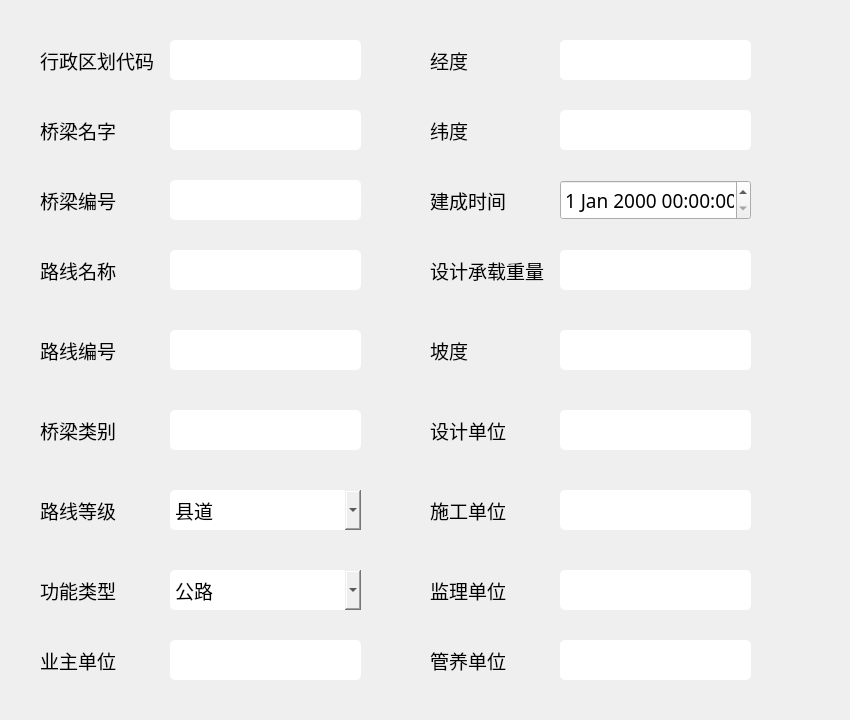
Before: the Qt Designer form BridgeCheckSystem/ADMIDWidget.ui in kmugi/BridgeCheckSystem, drawn with Qt 5.
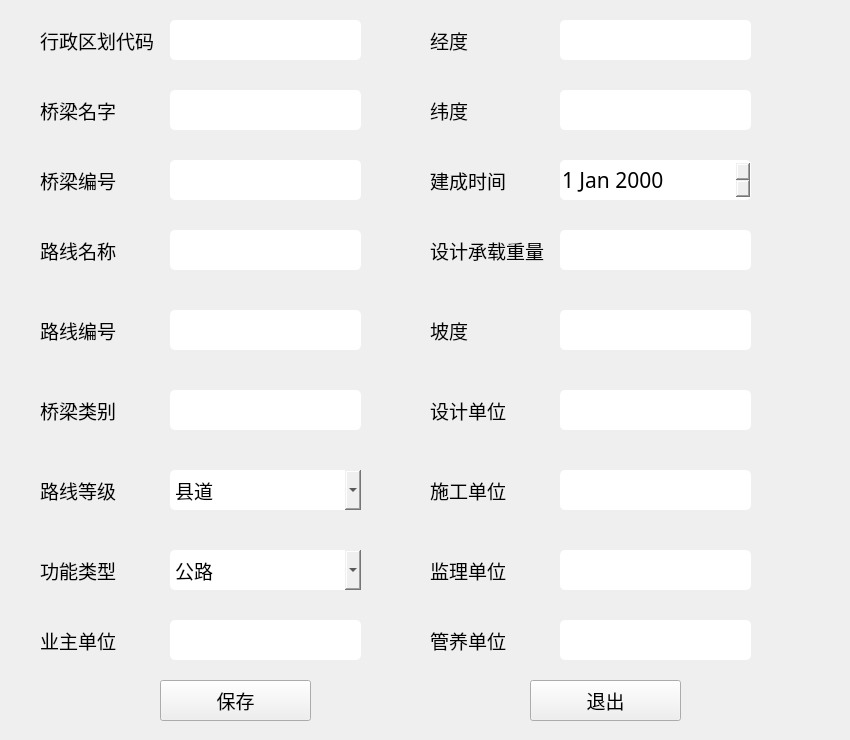
After: the same form once the commit is applied.

Commit message: 添加输入的数据限制及发送信息

Diff of the .ui file:
```diff
--- a/BridgeCheckSystem/ADMIDWidget.ui
+++ b/BridgeCheckSystem/ADMIDWidget.ui
@@ -7,19 +7,19 @@
     <x>0</x>
     <y>0</y>
     <width>850</width>
-    <height>720</height>
+    <height>740</height>
    </rect>
   </property>
   <property name="minimumSize">
    <size>
     <width>850</width>
-    <height>720</height>
+    <height>740</height>
    </size>
   </property>
   <property name="maximumSize">
    <size>
     <width>1100</width>
-    <height>720</height>
+    <height>740</height>
    </size>
   </property>
   <property name="windowTitle">
@@ -32,13 +32,17 @@
 
 QComboBox {
 	border-radius: 5px;
+}
+
+QDateEdit {
+	border-radius: 5px;
 }</string>
   </property>
   <widget class="QLabel" name="label">
    <property name="geometry">
     <rect>
      <x>40</x>
-     <y>40</y>
+     <y>20</y>
      <width>121</width>
      <height>41</height>
     </rect>
@@ -57,7 +61,7 @@
    <property name="geometry">
     <rect>
      <x>170</x>
-     <y>40</y>
+     <y>20</y>
      <width>191</width>
      <height>40</height>
     </rect>
@@ -76,7 +80,7 @@
    <property name="geometry">
     <rect>
      <x>170</x>
-     <y>110</y>
+     <y>90</y>
      <width>191</width>
      <height>40</height>
     </rect>
@@ -95,7 +99,7 @@
    <property name="geometry">
     <rect>
      <x>40</x>
-     <y>110</y>
+     <y>90</y>
      <width>121</width>
      <height>41</height>
     </rect>
@@ -114,7 +118,7 @@
    <property name="geometry">
     <rect>
      <x>170</x>
-     <y>180</y>
+     <y>160</y>
      <width>191</width>
      <height>40</height>
     </rect>
@@ -133,7 +137,7 @@
    <property name="geometry">
     <rect>
      <x>40</x>
-     <y>180</y>
+     <y>160</y>
      <width>121</width>
      <height>41</height>
     </rect>
@@ -152,7 +156,7 @@
    <property name="geometry">
     <rect>
      <x>170</x>
-     <y>250</y>
+     <y>230</y>
      <width>191</width>
      <height>40</height>
     </rect>
@@ -171,7 +175,7 @@
    <property name="geometry">
     <rect>
      <x>40</x>
-     <y>250</y>
+     <y>230</y>
      <width>121</width>
      <height>41</height>
     </rect>
@@ -190,7 +194,7 @@
    <property name="geometry">
     <rect>
      <x>170</x>
-     <y>330</y>
+     <y>310</y>
      <width>191</width>
      <height>40</height>
     </rect>
@@ -209,7 +213,7 @@
    <property name="geometry">
     <rect>
      <x>40</x>
-     <y>330</y>
+     <y>310</y>
      <width>121</width>
      <height>41</height>
     </rect>
@@ -228,7 +232,7 @@
    <property name="geometry">
     <rect>
      <x>170</x>
-     <y>410</y>
+     <y>390</y>
      <width>191</width>
      <height>40</height>
     </rect>
@@ -250,7 +254,7 @@
    <property name="geometry">
     <rect>
      <x>40</x>
-     <y>410</y>
+     <y>390</y>
      <width>121</width>
      <height>41</height>
     </rect>
@@ -269,7 +273,7 @@
    <property name="geometry">
     <rect>
      <x>40</x>
-     <y>490</y>
+     <y>470</y>
      <width>121</width>
      <height>41</height>
     </rect>
@@ -288,7 +292,7 @@
    <property name="geometry">
     <rect>
      <x>40</x>
-     <y>570</y>
+     <y>550</y>
      <width>121</width>
      <height>41</height>
     </rect>
@@ -307,7 +311,7 @@
    <property name="geometry">
     <rect>
      <x>170</x>
-     <y>490</y>
+     <y>470</y>
      <width>191</width>
      <height>40</height>
     </rect>
@@ -338,7 +342,7 @@
    <property name="geometry">
     <rect>
      <x>170</x>
-     <y>570</y>
+     <y>550</y>
      <width>191</width>
      <height>40</height>
     </rect>
@@ -369,7 +373,7 @@
    <property name="geometry">
     <rect>
      <x>430</x>
-     <y>40</y>
+     <y>20</y>
      <width>121</width>
      <height>41</height>
     </rect>
@@ -388,7 +392,7 @@
    <property name="geometry">
     <rect>
      <x>560</x>
-     <y>40</y>
+     <y>20</y>
      <width>191</width>
      <height>40</height>
     </rect>
@@ -403,14 +407,14 @@
     <string/>
    </property>
    <property name="readOnly">
-    <bool>true</bool>
+    <bool>false</bool>
    </property>
   </widget>
   <widget class="QLabel" name="label_10">
    <property name="geometry">
     <rect>
      <x>430</x>
-     <y>110</y>
+     <y>90</y>
      <width>121</width>
      <height>41</height>
     </rect>
@@ -429,7 +433,7 @@
    <property name="geometry">
     <rect>
      <x>560</x>
-     <y>110</y>
+     <y>90</y>
      <width>191</width>
      <height>40</height>
     </rect>
@@ -444,14 +448,14 @@
     <string/>
    </property>
    <property name="readOnly">
-    <bool>true</bool>
+    <bool>false</bool>
    </property>
   </widget>
   <widget class="QLabel" name="label_11">
    <property name="geometry">
     <rect>
      <x>430</x>
-     <y>180</y>
+     <y>160</y>
      <width>121</width>
      <height>41</height>
     </rect>
@@ -466,27 +470,11 @@
     <string>建成时间</string>
    </property>
   </widget>
-  <widget class="QDateTimeEdit" name="buildTimeEdit">
-   <property name="geometry">
-    <rect>
-     <x>560</x>
-     <y>180</y>
-     <width>191</width>
-     <height>40</height>
-    </rect>
-   </property>
-   <property name="font">
-    <font>
-     <family>等线</family>
-     <pointsize>14</pointsize>
-    </font>
-   </property>
-  </widget>
   <widget class="QLabel" name="label_12">
    <property name="geometry">
     <rect>
      <x>430</x>
-     <y>250</y>
+     <y>230</y>
      <width>121</width>
      <height>41</height>
     </rect>
@@ -505,7 +493,7 @@
    <property name="geometry">
     <rect>
      <x>560</x>
-     <y>250</y>
+     <y>230</y>
      <width>191</width>
      <height>40</height>
     </rect>
@@ -520,14 +508,14 @@
     <string/>
    </property>
    <property name="readOnly">
-    <bool>true</bool>
+    <bool>false</bool>
    </property>
   </widget>
   <widget class="QLabel" name="label_13">
    <property name="geometry">
     <rect>
      <x>430</x>
-     <y>330</y>
+     <y>310</y>
      <width>121</width>
      <height>41</height>
     </rect>
@@ -546,7 +534,7 @@
    <property name="geometry">
     <rect>
      <x>560</x>
-     <y>330</y>
+     <y>310</y>
      <width>191</width>
      <height>40</height>
     </rect>
@@ -561,14 +549,14 @@
     <string/>
    </property>
    <property name="readOnly">
-    <bool>true</bool>
+    <bool>false</bool>
    </property>
   </widget>
   <widget class="QLabel" name="label_14">
    <property name="geometry">
     <rect>
      <x>430</x>
-     <y>410</y>
+     <y>390</y>
      <width>121</width>
      <height>41</height>
     </rect>
@@ -587,7 +575,7 @@
    <property name="geometry">
     <rect>
      <x>560</x>
-     <y>410</y>
+     <y>390</y>
      <width>191</width>
      <height>40</height>
     </rect>
@@ -602,14 +590,14 @@
     <string/>
    </property>
    <property name="readOnly">
-    <bool>true</bool>
+    <bool>false</bool>
    </property>
   </widget>
   <widget class="QLabel" name="label_15">
    <property name="geometry">
     <rect>
      <x>430</x>
-     <y>490</y>
+     <y>470</y>
      <width>121</width>
      <height>41</height>
     </rect>
@@ -628,7 +616,7 @@
    <property name="geometry">
     <rect>
      <x>560</x>
-     <y>490</y>
+     <y>470</y>
      <width>191</width>
      <height>40</height>
     </rect>
@@ -643,14 +631,14 @@
     <string/>
    </property>
    <property name="readOnly">
-    <bool>true</bool>
+    <bool>false</bool>
    </property>
   </widget>
   <widget class="QLabel" name="label_16">
    <property name="geometry">
     <rect>
      <x>430</x>
-     <y>570</y>
+     <y>550</y>
      <width>121</width>
      <height>41</height>
     </rect>
@@ -669,7 +657,7 @@
    <property name="geometry">
     <rect>
      <x>560</x>
-     <y>570</y>
+     <y>550</y>
      <width>191</width>
      <height>40</height>
     </rect>
@@ -684,14 +672,14 @@
     <string/>
    </property>
    <property name="readOnly">
-    <bool>true</bool>
+    <bool>false</bool>
    </property>
   </widget>
   <widget class="QLabel" name="label_17">
    <property name="geometry">
     <rect>
      <x>40</x>
-     <y>640</y>
+     <y>620</y>
      <width>121</width>
      <height>41</height>
     </rect>
@@ -710,7 +698,7 @@
    <property name="geometry">
     <rect>
      <x>170</x>
-     <y>640</y>
+     <y>620</y>
      <width>191</width>
      <height>40</height>
     </rect>
@@ -725,14 +713,14 @@
     <string/>
    </property>
    <property name="readOnly">
-    <bool>true</bool>
+    <bool>false</bool>
    </property>
   </widget>
   <widget class="QLabel" name="label_18">
    <property name="geometry">
     <rect>
      <x>430</x>
-     <y>640</y>
+     <y>620</y>
      <width>121</width>
      <height>41</height>
     </rect>
@@ -751,7 +739,7 @@
    <property name="geometry">
     <rect>
      <x>560</x>
-     <y>640</y>
+     <y>620</y>
      <width>191</width>
      <height>40</height>
     </rect>
@@ -766,7 +754,61 @@
     <string/>
    </property>
    <property name="readOnly">
-    <bool>true</bool>
+    <bool>false</bool>
+   </property>
+  </widget>
+  <widget class="QPushButton" name="saveBtn">
+   <property name="geometry">
+    <rect>
+     <x>160</x>
+     <y>680</y>
+     <width>151</width>
+     <height>41</height>
+    </rect>
+   </property>
+   <property name="font">
+    <font>
+     <family>等线</family>
+     <pointsize>14</pointsize>
+    </font>
+   </property>
+   <property name="text">
+    <string>保存</string>
+   </property>
+  </widget>
+  <widget class="QPushButton" name="exitBtn">
+   <property name="geometry">
+    <rect>
+     <x>530</x>
+     <y>680</y>
+     <width>151</width>
+     <height>41</height>
+    </rect>
+   </property>
+   <property name="font">
+    <font>
+     <family>等线</family>
+     <pointsize>14</pointsize>
+    </font>
+   </property>
+   <property name="text">
+    <string>退出</string>
+   </property>
+  </widget>
+  <widget class="QDateEdit" name="buildTime">
+   <property name="geometry">
+    <rect>
+     <x>560</x>
+     <y>160</y>
+     <width>191</width>
+     <height>40</height>
+    </rect>
+   </property>
+   <property name="font">
+    <font>
+     <family>等线</family>
+     <pointsize>16</pointsize>
+    </font>
    </property>
   </widget>
  </widget>
```
The commit also changes 2 other files.
